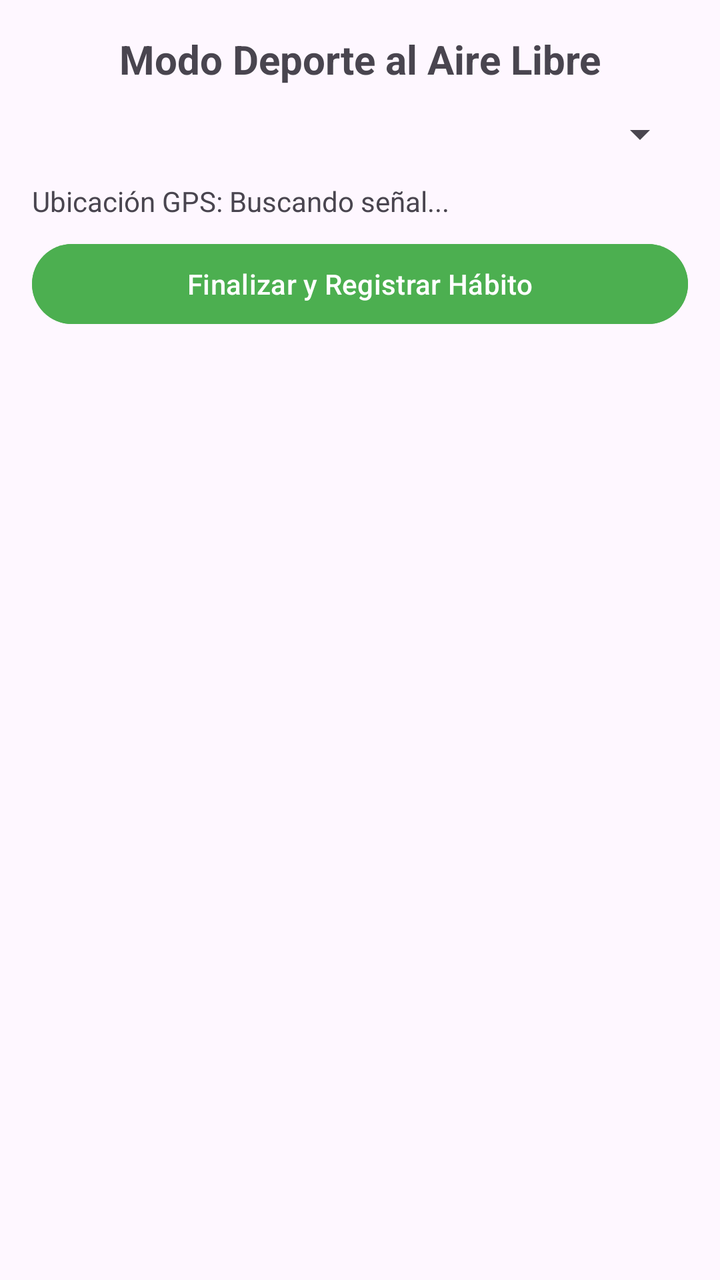
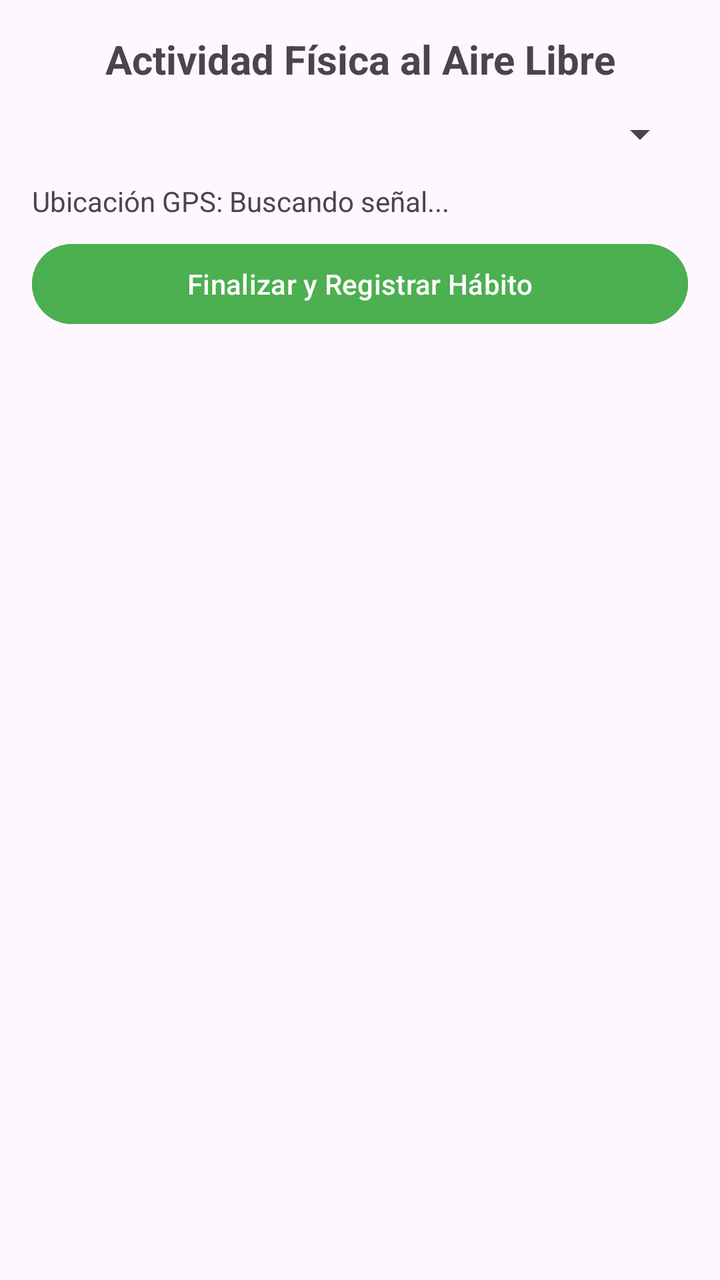

Compare the two renders of this Android layout. The source of the first and the diff that turns it into the second are given below.
<!-- AndroidManifest.xml: application theme Theme.HabiTrack -->
<!-- res/layout/activity_pantalla_actividad_fisica.xml -->
<?xml version="1.0" encoding="utf-8"?>
<LinearLayout xmlns:android="http://schemas.android.com/apk/res/android"
    android:layout_width="match_parent"
    android:layout_height="match_parent"
    android:orientation="vertical"
    android:padding="16dp">

    <TextView
        android:layout_width="match_parent"
        android:layout_height="wrap_content"
        android:text="Modo Deporte al Aire Libre"
        android:textSize="20sp"
        android:textStyle="bold"
        android:gravity="center"
        android:paddingBottom="12dp"/>

    <Spinner
        android:id="@+id/spinnerModalidad"
        android:layout_width="match_parent"
        android:layout_height="wrap_content"
        android:padding="10dp"
        android:layout_marginBottom="12dp"/>

    <TextView
        android:id="@+id/tvCoordenadas"
        android:layout_width="match_parent"
        android:layout_height="wrap_content"
        android:text="Ubicación GPS: Buscando señal..."
        android:textSize="14sp"
        android:paddingBottom="8dp"/>

    <Button
        android:id="@+id/btnFinalizarTrote"
        android:layout_width="match_parent"
        android:layout_height="wrap_content"
        android:text="Finalizar y Registrar Hábito"
        android:backgroundTint="#4CAF50"
        android:textColor="#FFFFFF"/>

</LinearLayout>
<!-- resources referenced by this layout -->
<resources>
  <style name="Theme.HabiTrack" parent="Base.Theme.HabiTrack" />
  <style name="Base.Theme.HabiTrack" parent="Theme.Material3.DayNight.NoActionBar">
          
          
      </style>
</resources>

<!-- the commit's change to res/layout/activity_pantalla_actividad_fisica.xml (unified diff, before → after) -->
@@ -8,7 +8,7 @@
     <TextView
         android:layout_width="match_parent"
         android:layout_height="wrap_content"
-        android:text="Modo Deporte al Aire Libre"
+        android:text="Actividad Física al Aire Libre"
         android:textSize="20sp"
         android:textStyle="bold"
         android:gravity="center"
